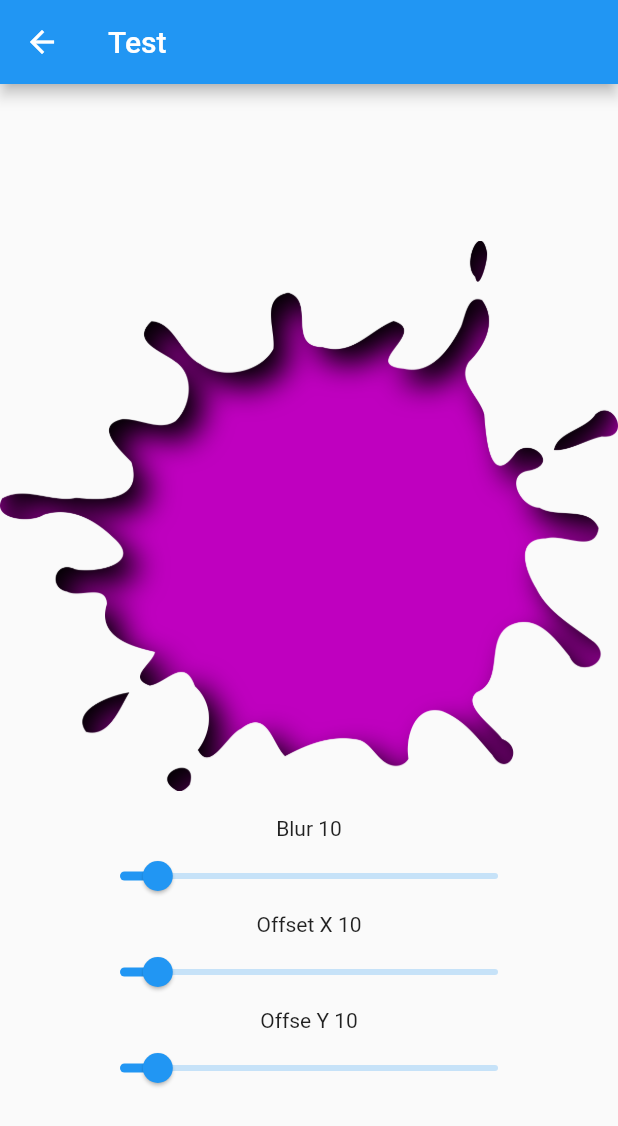
After one commit to Reiko-Developer/language_test, a Flutter app: the InnerShadowTest screen opened directly, on a phone screen of 412 x 824 dp. The commit adds this screen. Shown: the top 1126 px of the screen. Run offline on Flutter 3.47's test engine with Material 2 defaults, Android fonts, the phone set to English and light mode, and no system bars; our stand-ins replace flutter_svg, get; project files that could hold a hidden picture were left out.

Commit message:
Adds the inner shadow by Luigi-rosso

```diff
--- a/lib/dialog/custom_box_shadow.dart
+++ b/lib/dialog/custom_box_shadow.dart
@@ -44,7 +44,7 @@ class CustomBoxShadow extends BoxShadow {
   Paint toPaint() {
     final Paint result = Paint()
       ..color = color
-      ..maskFilter = MaskFilter.blur(this.blurStyle, blurSigma);
+      ..maskFilter = MaskFilter.blur(blurStyle, blurSigma);
     assert(() {
       if (debugDisableShadows) result.maskFilter = null;
       return true;
--- /dev/null
+++ b/lib/innershadow/inner_shadow.dart
@@ -0,0 +1,122 @@
+import 'package:flutter/material.dart';
+import 'package:flutter/rendering.dart';
+import 'dart:ui' as ui;
+
+//Made by Luigi Rosso
+//https://github.com/luigi-rosso/flutter-inner-shadow/blob/master/lib/inner_shadow.dart
+//
+class InnerShadow extends SingleChildRenderObjectWidget {
+  const InnerShadow({
+    Key? key,
+    required this.color,
+    required this.blur,
+    required this.offset,
+    Widget? child,
+  }) : super(key: key, child: child);
+
+  final Color color;
+  final double blur;
+  final Offset offset;
+
+  @override
+  RenderInnerShadow createRenderObject(BuildContext context) {
+    return RenderInnerShadow(color, blur, offset);
+  }
+
+  @override
+  void updateRenderObject(
+      BuildContext context, RenderInnerShadow renderObject) {
+    renderObject
+      ..color = color
+      ..blur = blur
+      ..offset = offset;
+  }
+}
+
+class RenderInnerShadow extends RenderProxyBox {
+  RenderInnerShadow(
+    this._color,
+    this._blur,
+    this._offset, {
+    RenderBox? child,
+  }) : super(child);
+
+  @override
+  bool get alwaysNeedsCompositing => child != null;
+
+  Color _color;
+  double _blur;
+  Offset _offset;
+
+  Color get color => _color;
+  set color(Color value) {
+    if (_color == value) return;
+    _color = value;
+    markNeedsPaint();
+  }
+
+  double get blur => _blur;
+  set blur(double value) {
+    if (_blur == value) return;
+    _blur = value;
+    markNeedsPaint();
+  }
+
+  Offset get offset => _offset;
+  set offset(Offset value) {
+    if (_offset == value) return;
+    _offset = value;
+    markNeedsPaint();
+  }
+
+  @override
+  void paint(PaintingContext context, Offset offset) {
+    if (child != null) {
+      var layerPaint = Paint()..color = Colors.white;
+
+      context.canvas.saveLayer(offset & size, layerPaint);
+      context.paintChild(child!, offset);
+      var shadowPaint = Paint()
+        ..blendMode = ui.BlendMode.srcATop
+        ..imageFilter = ui.ImageFilter.blur(sigmaX: blur, sigmaY: blur)
+        ..colorFilter = ui.ColorFilter.mode(color, ui.BlendMode.srcIn);
+      context.canvas.saveLayer(offset & size, shadowPaint);
+
+      // Invert the alpha to compute inner part.
+      var invertPaint = Paint()
+        ..colorFilter = const ui.ColorFilter.matrix([
+          1,
+          0,
+          0,
+          0,
+          0,
+          0,
+          1,
+          0,
+          0,
+          0,
+          0,
+          0,
+          1,
+          0,
+          0,
+          0,
+          0,
+          0,
+          -1,
+          255,
+        ]);
+      context.canvas.saveLayer(offset & size, invertPaint);
+      context.canvas.translate(_offset.dx, _offset.dy);
+      context.paintChild(child!, offset);
+      context.canvas.restore();
+      context.canvas.restore();
+      context.canvas.restore();
+    }
+  }
+
+  @override
+  void visitChildrenForSemantics(RenderObjectVisitor visitor) {
+    if (child != null) visitor(child!);
+  }
+}
--- /dev/null
+++ b/lib/innershadow/inner_shadow_test.dart
@@ -0,0 +1,83 @@
+import 'package:flutter/material.dart';
+
+import 'inner_shadow.dart';
+
+class InnerShadowTest extends StatefulWidget {
+  InnerShadowTest({Key? key}) : super(key: key);
+
+  @override
+  _InnerShadowTestState createState() => _InnerShadowTestState();
+}
+
+class _InnerShadowTestState extends State<InnerShadowTest> {
+  double blur = 10;
+  double offsetX = 10;
+  double offsetY = 10;
+
+  @override
+  Widget build(BuildContext context) {
+    return Scaffold(
+      appBar: AppBar(
+        title: Text('Test'),
+      ),
+      body: Center(
+        child: Column(
+          mainAxisAlignment: MainAxisAlignment.center,
+          children: [
+            Container(
+              height: 400,
+              child: InnerShadow(
+                color: Colors.black,
+                offset: Offset(offsetX, offsetY),
+                blur: blur,
+                child: Image.asset("assets/splat.png"),
+              ),
+            ),
+            Text("Blur ${blur.round()}"),
+            ConstrainedBox(
+              constraints: BoxConstraints.tightFor(width: 300),
+              child: Slider.adaptive(
+                min: 0,
+                max: 100,
+                value: blur,
+                onChanged: (newValue) {
+                  setState(() {
+                    blur = newValue;
+                  });
+                },
+              ),
+            ),
+            Text("Offset X ${offsetX.round()}"),
+            ConstrainedBox(
+              constraints: BoxConstraints.tightFor(width: 300),
+              child: Slider.adaptive(
+                min: 0,
+                max: 100,
+                value: offsetX,
+                onChanged: (newValue) {
+                  setState(() {
+                    offsetX = newValue;
+                  });
+                },
+              ),
+            ),
+            Text("Offse Y ${offsetY.round()}"),
+            ConstrainedBox(
+              constraints: BoxConstraints.tightFor(width: 300),
+              child: Slider.adaptive(
+                min: 0,
+                max: 100,
+                value: offsetY,
+                onChanged: (newValue) {
+                  setState(() {
+                    offsetY = newValue;
+                  });
+                },
+              ),
+            ),
+          ],
+        ),
+      ),
+    );
+  }
+}
--- a/pubspec.yaml
+++ b/pubspec.yaml
@@ -44,4 +44,5 @@ flutter:
   uses-material-design: true
 
   assets:
+    - assets/
     - assets/icons/
```
Also changed, not shown: assets/splat.png (added).
